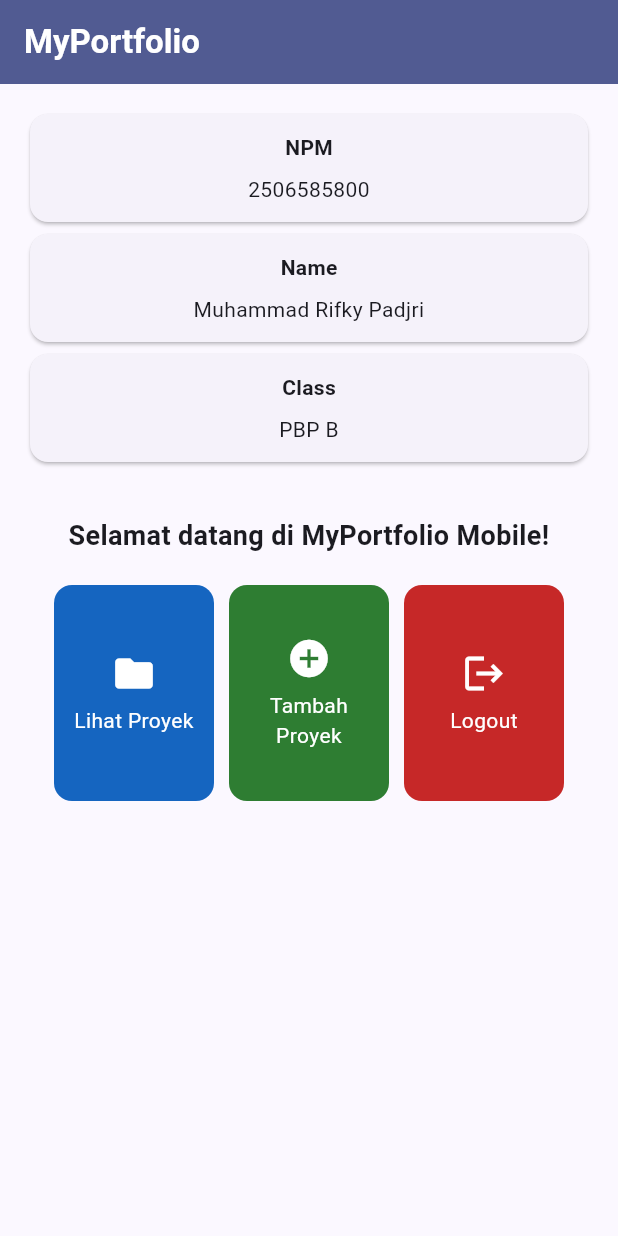
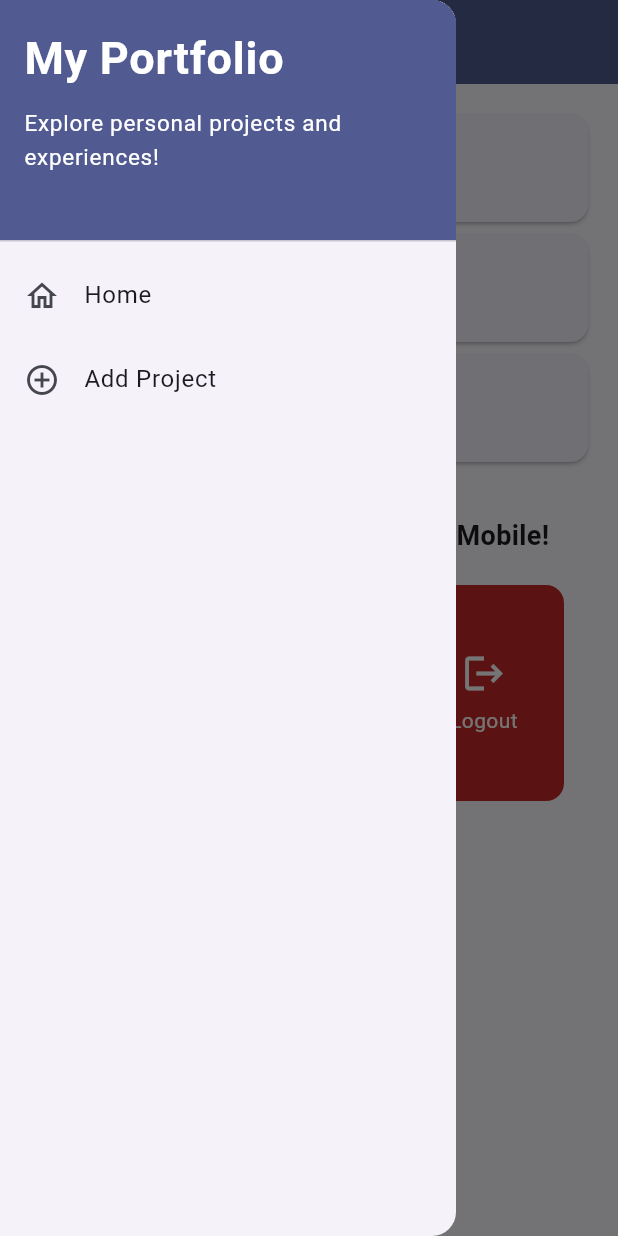
Before and after one commit to rifkypadjri/myportofolio_mobile, a Flutter app: the screen it shows after launch, with the side drawer open (before the commit the screen has no drawer), on a phone screen of 412 x 824 dp. Run offline on Flutter 3.47's test engine with Material 3 defaults, Android fonts, the phone set to English and light mode, and no system bars; our stand-ins replace material_ui.

Commit message:
feat: implement tutorial 09 project form and drawer navigation

```diff
--- a/lib/main.dart
+++ b/lib/main.dart
@@ -1,5 +1,5 @@
-import 'package:flutter/material.dart';
-import 'package:myportofolio_mobile/menu.dart';
+import 'package:material_ui/material_ui.dart';
+import 'package:myportofolio_mobile/screens/menu.dart';
 
 void main() {
   runApp(const MyApp());
--- a/lib/menu.dart
+++ b/lib/screens/menu.dart
@@ -1,4 +1,6 @@
-import 'package:flutter/material.dart';
+import 'package:material_ui/material_ui.dart';
+import 'package:myportofolio_mobile/widgets/left_drawer.dart';
+import 'package:myportofolio_mobile/widgets/project_card.dart';
 
 class MyHomePage extends StatelessWidget {
   MyHomePage({super.key});
@@ -17,6 +19,7 @@ class MyHomePage extends StatelessWidget {
   Widget build(BuildContext context) {
     // Scaffold menyediakan struktur visual dasar halaman (AppBar, Body, SnackBar).
     return Scaffold(
+      drawer: const LeftDrawer(),
       // AppBar menampilkan bar bagian atas halaman aplikasi.
       appBar: AppBar(
         title: const Text(
@@ -24,6 +27,7 @@ class MyHomePage extends StatelessWidget {
           style: TextStyle(color: Colors.white, fontWeight: FontWeight.bold),
         ),
         backgroundColor: Theme.of(context).colorScheme.primary,
+        iconTheme: const IconThemeData(color: Colors.white),
       ),
       // Body halaman utama dengan padding di sekelilingnya.
       body: SafeArea(
@@ -130,57 +134,3 @@ class InfoCard extends StatelessWidget {
     );
   }
 }
-
-class ItemHomepage {
-  final String name;
-  final IconData icon;
-  final Color color;
-
-  const ItemHomepage(this.name, this.icon, this.color);
-}
-
-class ItemCard extends StatelessWidget {
-  final ItemHomepage item;
-
-  const ItemCard(this.item, {super.key});
-
-  @override
-  Widget build(BuildContext context) {
-    return Material(
-      // Warna berasal dari model agar tidak perlu percabangan berdasarkan nama.
-      color: item.color,
-      borderRadius: BorderRadius.circular(12),
-      child: InkWell(
-        borderRadius: BorderRadius.circular(12),
-        // Aksi ketika kartu ditekan oleh pengguna.
-        onTap: () {
-          // Menampilkan SnackBar dengan pesan interaktif.
-          ScaffoldMessenger.of(context)
-            ..hideCurrentSnackBar()
-            ..showSnackBar(
-              SnackBar(
-                content: Text("Kamu telah menekan tombol ${item.name}!"),
-              ),
-            );
-        },
-        child: Container(
-          padding: const EdgeInsets.all(8),
-          child: Center(
-            child: Column(
-              mainAxisAlignment: MainAxisAlignment.center,
-              children: [
-                Icon(item.icon, color: Colors.white, size: 30.0),
-                const Padding(padding: EdgeInsets.all(3)),
-                Text(
-                  item.name,
-                  textAlign: TextAlign.center,
-                  style: const TextStyle(color: Colors.white),
-                ),
-              ],
-            ),
-          ),
-        ),
-      ),
-    );
-  }
-}
--- /dev/null
+++ b/lib/widgets/left_drawer.dart
@@ -0,0 +1,67 @@
+import 'package:material_ui/material_ui.dart';
+import 'package:myportofolio_mobile/screens/menu.dart';
+import 'package:myportofolio_mobile/screens/project_form.dart';
+
+class LeftDrawer extends StatelessWidget {
+  const LeftDrawer({super.key});
+
+  @override
+  Widget build(BuildContext context) {
+    return Drawer(
+      child: ListView(
+        padding: EdgeInsets.zero,
+        children: [
+          DrawerHeader(
+            decoration: BoxDecoration(
+              color: Theme.of(context).colorScheme.primary,
+            ),
+            child: const SingleChildScrollView(
+              child: Column(
+                crossAxisAlignment: CrossAxisAlignment.start,
+                children: [
+                  Text(
+                    'My Portfolio',
+                    style: TextStyle(
+                      fontSize: 30,
+                      fontWeight: FontWeight.bold,
+                      color: Colors.white,
+                    ),
+                  ),
+                  SizedBox(height: 10),
+                  Text(
+                    'Explore personal projects and experiences!',
+                    style: TextStyle(fontSize: 15, color: Colors.white),
+                  ),
+                ],
+              ),
+            ),
+          ),
+          ListTile(
+            leading: const Icon(Icons.home_outlined),
+            title: const Text('Home'),
+            onTap: () {
+              final navigator = Navigator.of(context);
+              navigator.pop(); // Tutup drawer sebelum mengganti route halaman.
+              navigator.pushReplacement(
+                MaterialPageRoute(builder: (context) => MyHomePage()),
+              );
+            },
+          ),
+          ListTile(
+            leading: const Icon(Icons.add_circle_outline),
+            title: const Text('Add Project'),
+            onTap: () {
+              final navigator = Navigator.of(context);
+              navigator.pop();
+              navigator.pushReplacement(
+                MaterialPageRoute(
+                  builder: (context) => const ProjectFormPage(),
+                ),
+              );
+            },
+          ),
+        ],
+      ),
+    );
+  }
+}
--- /dev/null
+++ b/lib/widgets/project_card.dart
@@ -0,0 +1,63 @@
+import 'package:material_ui/material_ui.dart';
+import 'package:myportofolio_mobile/screens/project_form.dart';
+
+class ItemHomepage {
+  final String name;
+  final IconData icon;
+  final Color color;
+
+  const ItemHomepage(this.name, this.icon, this.color);
+}
+
+class ItemCard extends StatelessWidget {
+  final ItemHomepage item;
+
+  const ItemCard(this.item, {super.key});
+
+  @override
+  Widget build(BuildContext context) {
+    return Material(
+      // Warna berasal dari model agar tidak perlu percabangan berdasarkan nama.
+      color: item.color,
+      borderRadius: BorderRadius.circular(12),
+      child: InkWell(
+        borderRadius: BorderRadius.circular(12),
+        // Aksi ketika kartu ditekan oleh pengguna.
+        onTap: () {
+          // Menampilkan SnackBar dengan pesan interaktif.
+          ScaffoldMessenger.of(context)
+            ..hideCurrentSnackBar()
+            ..showSnackBar(
+              SnackBar(
+                content: Text("Kamu telah menekan tombol ${item.name}!"),
+              ),
+            );
+          // push mempertahankan halaman menu agar tombol Back dapat kembali.
+          if (item.name == 'Tambah Proyek') {
+            Navigator.push(
+              context,
+              MaterialPageRoute(builder: (context) => const ProjectFormPage()),
+            );
+          }
+        },
+        child: Container(
+          padding: const EdgeInsets.all(8),
+          child: Center(
+            child: Column(
+              mainAxisAlignment: MainAxisAlignment.center,
+              children: [
+                Icon(item.icon, color: Colors.white, size: 30.0),
+                const Padding(padding: EdgeInsets.all(3)),
+                Text(
+                  item.name,
+                  textAlign: TextAlign.center,
+                  style: const TextStyle(color: Colors.white),
+                ),
+              ],
+            ),
+          ),
+        ),
+      ),
+    );
+  }
+}
--- a/pubspec.yaml
+++ b/pubspec.yaml
@@ -34,6 +34,7 @@ dependencies:
   # The following adds the Cupertino Icons font to your application.
   # Use with the CupertinoIcons class for iOS style icons.
   cupertino_icons: ^1.0.8
+  material_ui: ^1.11.1
 
 dev_dependencies:
   flutter_test:
```
Also changed, not shown: lib/screens/project_form.dart (added, +178 -0 lines), pubspec.lock, 2 other files.
